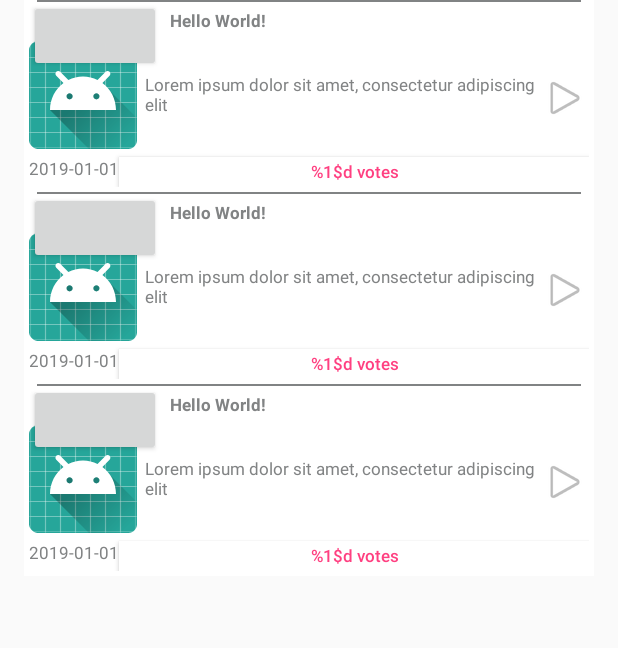
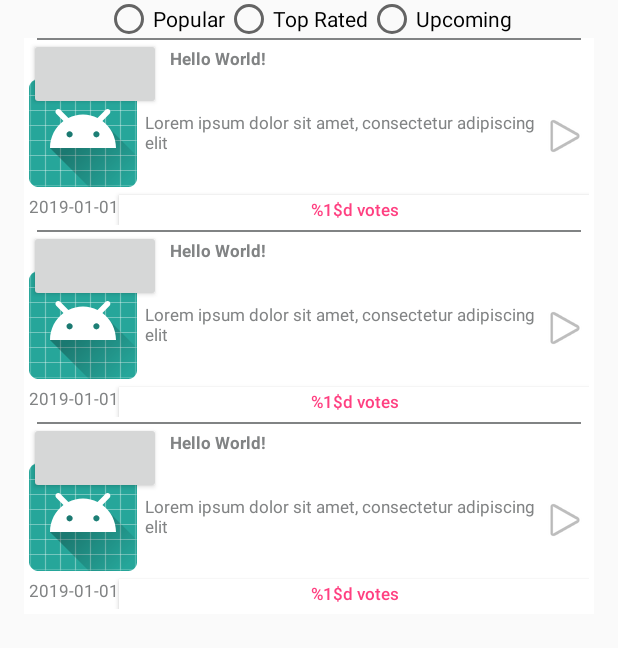
Before and after one commit to jmarsican/moviex, an Android app: the layout fragment_item_list.xml on its own in the app's theme, with its tools: preview values and no code run, on a phone screen of 412 x 824 dp. Shown: the top 648 px of the screen. Run offline under Robolectric (Android 15) with nearby library versions, the phone set to English and light mode, and no system bars; plain views replace LikeButton; network calls fail.

```diff
--- a/app/src/main/java/com/javiermarsicano/moviex/data/models/MovieResult.kt
+++ b/app/src/main/java/com/javiermarsicano/moviex/data/models/MovieResult.kt
@@ -37,7 +37,7 @@ data class MovieResult(
         @SerializedName("vote_count")
         val voteCount: Int,
 
-        val category: Int
+        var category: Int
 )
 
 enum class Category{
--- a/app/src/main/java/com/javiermarsicano/moviex/data/repository/DataRepository.kt
+++ b/app/src/main/java/com/javiermarsicano/moviex/data/repository/DataRepository.kt
@@ -5,11 +5,11 @@ import io.reactivex.Single
 
 interface DataRepository {
 
-    fun getPopular(query: String): Single<List<MovieResult>>
+    fun getPopular(): Single<List<MovieResult>>
 
-    fun getTopRatedMovies(query: String): Single<List<MovieResult>>
+    fun getTopRatedMovies(): Single<List<MovieResult>>
 
-    fun getUpcomingMovies(query: String): Single<List<MovieResult>>
+    fun getUpcomingMovies(): Single<List<MovieResult>>
 
     fun getCache(): List<MovieResult>
 
--- a/app/src/main/java/com/javiermarsicano/moviex/views/itemslist/ItemsPresenter.kt
+++ b/app/src/main/java/com/javiermarsicano/moviex/views/itemslist/ItemsPresenter.kt
@@ -3,5 +3,7 @@ package com.javiermarsicano.moviex.views.itemslist
 import com.javiermarsicano.moviex.common.mvp.MVPPresenter
 
 interface ItemsPresenter : MVPPresenter<ItemsView> {
-    fun searchRepos(query: String)
+    fun getPopular()
+    fun getUpcoming()
+    fun getTopRated()
 }
--- a/app/src/main/res/layout/fragment_item_list.xml
+++ b/app/src/main/res/layout/fragment_item_list.xml
@@ -1,12 +1,45 @@
 <?xml version="1.0" encoding="utf-8"?>
-<android.support.v7.widget.RecyclerView xmlns:android="http://schemas.android.com/apk/res/android"
+<LinearLayout xmlns:android="http://schemas.android.com/apk/res/android"
     xmlns:app="http://schemas.android.com/apk/res-auto"
     xmlns:tools="http://schemas.android.com/tools"
-    android:id="@+id/list"
+    tools:context=".views.itemslist.ItemsFragment"
+    android:orientation="vertical"
     android:layout_width="match_parent"
-    android:layout_height="match_parent"
-    android:layout_marginLeft="@dimen/list_margin"
-    android:layout_marginRight="@dimen/list_margin"
-    app:layoutManager="LinearLayoutManager"
-    tools:context=".views.itemslist.ItemsFragment"
-    tools:listitem="@layout/entry_item" />
+    android:layout_height="match_parent">
+
+    <RadioGroup
+        android:layout_width="match_parent"
+        android:layout_height="25dp"
+        android:gravity="center_horizontal"
+        android:orientation="horizontal">
+
+        <RadioButton
+            android:id="@+id/btn_pop"
+            android:layout_width="wrap_content"
+            android:layout_height="wrap_content"
+            android:text="Popular"/>
+
+        <RadioButton
+            android:id="@+id/btn_top"
+            android:layout_width="wrap_content"
+            android:layout_height="wrap_content"
+            android:text="Top Rated"/>
+
+        <RadioButton
+            android:id="@+id/btn_upcoming"
+            android:layout_width="wrap_content"
+            android:layout_height="wrap_content"
+            android:text="Upcoming"/>
+
+    </RadioGroup>
+
+    <android.support.v7.widget.RecyclerView
+        android:layout_width="match_parent"
+        android:layout_height="match_parent"
+        android:id="@+id/list"
+        android:layout_marginLeft="@dimen/list_margin"
+        android:layout_marginRight="@dimen/list_margin"
+        app:layoutManager="LinearLayoutManager"
+        tools:listitem="@layout/entry_item"/>
+
+</LinearLayout>
--- a/app/src/main/res/values/strings.xml
+++ b/app/src/main/res/values/strings.xml
@@ -1,5 +1,5 @@
 <resources>
-    <string name="app_name">Android Boilerplate</string>
+    <string name="app_name">Moviex</string>
     <string name="generic_error">Some error occurred</string>
 
     <string name="dismiss">Dismiss All</string>
```
Also changed, not shown: app/src/main/java/com/javiermarsicano/moviex/data/repository/DataRepositoryImpl.kt (+59 -6 lines), app/src/main/java/com/javiermarsicano/moviex/data/services/MoviesService.kt (+12 -2 lines), app/src/main/java/com/javiermarsicano/moviex/views/itemslist/ItemsFragment.kt (+19 -10 lines), app/src/main/java/com/javiermarsicano/moviex/views/itemslist/ItemsPresenterImpl.kt (+16 -2 lines).
